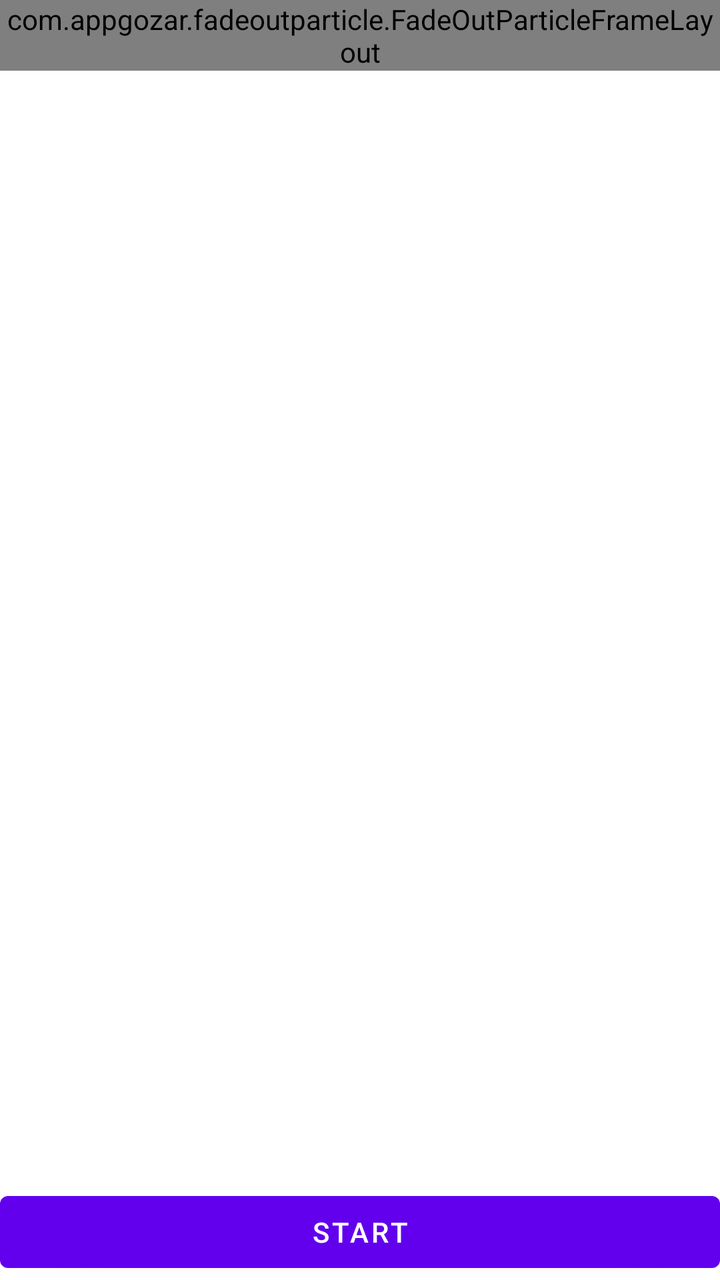
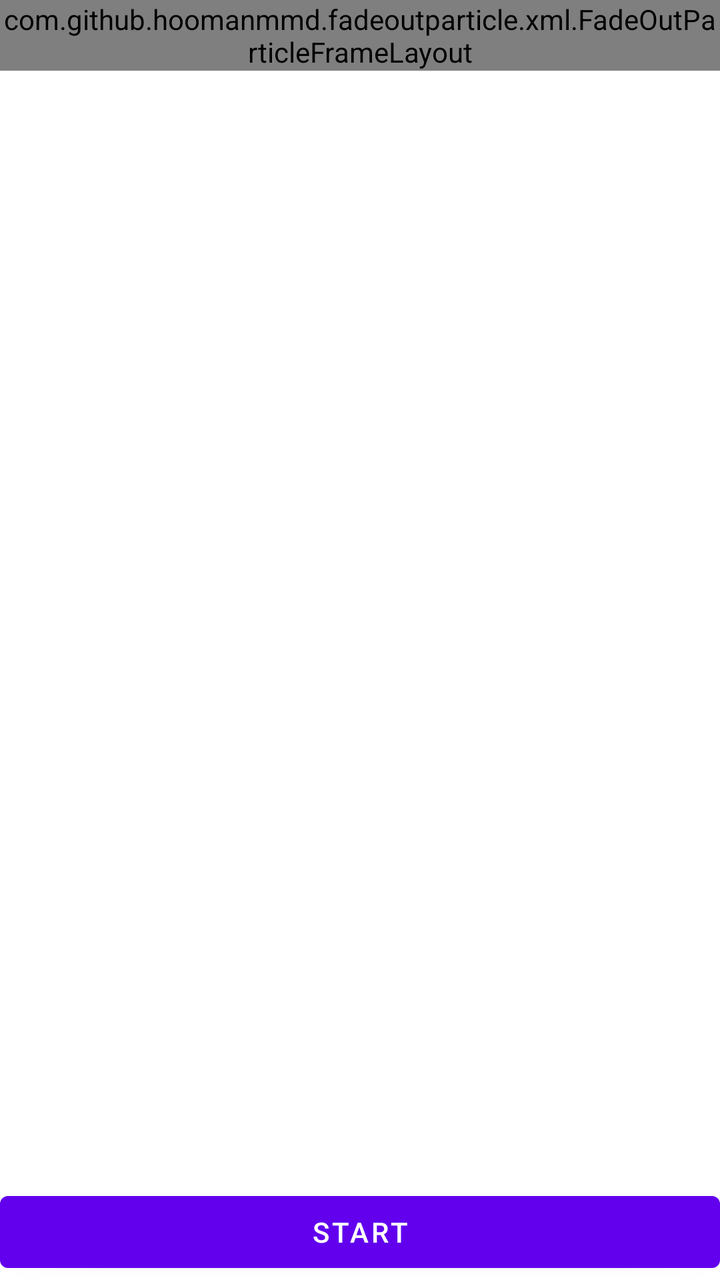

Before-and-after screenshots of an Android layout around one commit, followed by the original layout XML and the change that was made.
<!-- AndroidManifest.xml: application theme Theme.Example -->
<!-- res/layout/main_activity.xml -->
<?xml version="1.0" encoding="utf-8"?>
<FrameLayout xmlns:android="http://schemas.android.com/apk/res/android"
    android:layout_width="match_parent"
    android:layout_height="match_parent">
    <com.appgozar.fadeoutparticle.FadeOutParticleFrameLayout
        android:id="@+id/fade_out_particle"
        android:layout_width="wrap_content"
        android:layout_height="wrap_content">
        <TextView
            android:layout_width="wrap_content"
            android:layout_height="wrap_content"
            android:text="Fade out Particle"
            />
    </com.appgozar.fadeoutparticle.FadeOutParticleFrameLayout>
    <Button
        android:id="@+id/button"
        android:layout_width="match_parent"
        android:layout_height="wrap_content"
        android:text="Start"
        android:layout_gravity="bottom"
        />
</FrameLayout>
<!-- resources referenced by this layout -->
<resources>
  <style name="Theme.Example" parent="Theme.MaterialComponents.DayNight.DarkActionBar">
          
          <item name="colorPrimary">@color/purple_500</item>
          <item name="colorPrimaryVariant">@color/purple_700</item>
          <item name="colorOnPrimary">@color/white</item>
          
          <item name="colorSecondary">@color/teal_200</item>
          <item name="colorSecondaryVariant">@color/teal_700</item>
          <item name="colorOnSecondary">@color/black</item>
          
          <item name="android:statusBarColor" tools:targetApi="l">?attr/colorPrimaryVariant</item>
          
      </style>
  <color name="purple_500">#FF6200EE</color>
  <color name="purple_700">#FF3700B3</color>
  <color name="white">#FFFFFFFF</color>
  <color name="teal_200">#FF03DAC5</color>
  <color name="teal_700">#FF018786</color>
  <color name="black">#FF000000</color>
</resources>

<!-- the commit's change to res/layout/main_activity.xml (unified diff, before → after) -->
@@ -2,7 +2,7 @@
 <FrameLayout xmlns:android="http://schemas.android.com/apk/res/android"
     android:layout_width="match_parent"
     android:layout_height="match_parent">
-    <com.appgozar.fadeoutparticle.FadeOutParticleFrameLayout
+    <com.github.hoomanmmd.fadeoutparticle.xml.FadeOutParticleFrameLayout
         android:id="@+id/fade_out_particle"
         android:layout_width="wrap_content"
         android:layout_height="wrap_content">
@@ -11,7 +11,7 @@
             android:layout_height="wrap_content"
             android:text="Fade out Particle"
             />
-    </com.appgozar.fadeoutparticle.FadeOutParticleFrameLayout>
+    </com.github.hoomanmmd.fadeoutparticle.xml.FadeOutParticleFrameLayout>
     <Button
         android:id="@+id/button"
         android:layout_width="match_parent"
